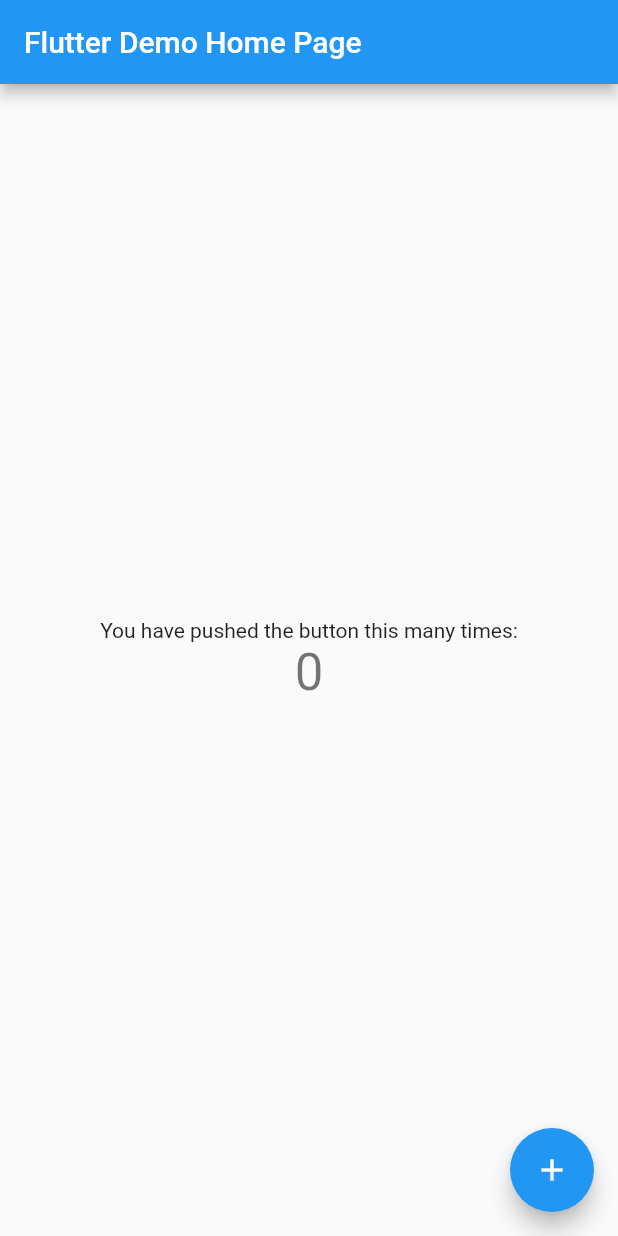
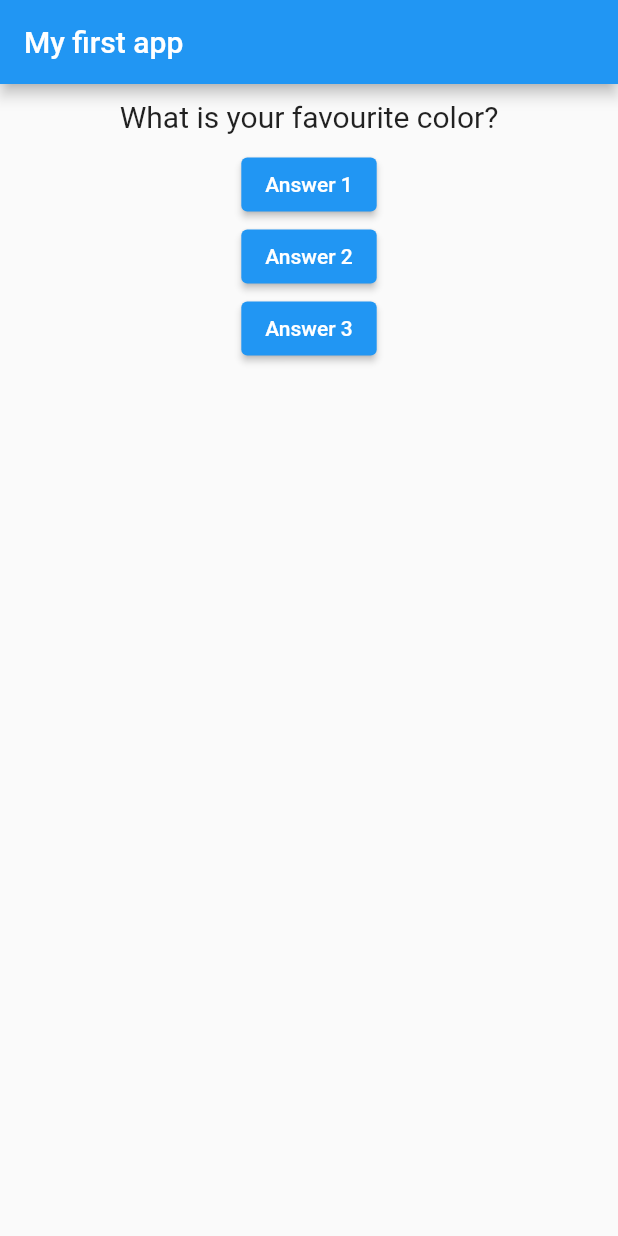
Before and after one commit to ttnguyen115/learning-flutter, a Flutter app: the screen it shows after launch, on a phone screen of 412 x 824 dp. Run offline on Flutter 3.47's test engine with Material 2 defaults, Android fonts, the phone set to English and light mode, and no system bars; our stand-ins replace device_preview.

Commit message:
feat: init quiz app

```diff
--- a/first_app/lib/main.dart
+++ b/first_app/lib/main.dart
@@ -1,6 +1,8 @@
 import 'package:device_preview/device_preview.dart';
 import 'package:flutter/foundation.dart';
 import 'package:flutter/material.dart';
+
+import './question.dart';
 
 void main() {
   runApp(
@@ -34,92 +36,56 @@ class MyApp extends StatelessWidget {
         // is not restarted.
         primarySwatch: Colors.blue,
       ),
-      home: const MyHomePage(title: 'Flutter Demo Home Page'),
+      home: MyHomePage(),
     );
   }
 }
 
 class MyHomePage extends StatefulWidget {
-  const MyHomePage({Key? key, required this.title}) : super(key: key);
-
-  // This widget is the home page of your application. It is stateful, meaning
-  // that it has a State object (defined below) that contains fields that affect
-  // how it looks.
-
-  // This class is the configuration for the state. It holds the values (in this
-  // case the title) provided by the parent (in this case the App widget) and
-  // used by the build method of the State. Fields in a Widget subclass are
-  // always marked "final".
-
-  final String title;
-
   @override
-  State<MyHomePage> createState() => _MyHomePageState();
+  State<StatefulWidget> createState() {
+    // TODO: implement createState
+    return _MyHomeState();
+  }
 }
 
-class _MyHomePageState extends State<MyHomePage> {
-  int _counter = 0;
+class _MyHomeState extends State<MyHomePage> {
+  int _questionIndex = 0;
 
-  void _incrementCounter() {
-    setState(() {
-      // This call to setState tells the Flutter framework that something has
-      // changed in this State, which causes it to rerun the build method below
-      // so that the display can reflect the updated values. If we changed
-      // _counter without calling setState(), then the build method would not be
-      // called again, and so nothing would appear to happen.
-      _counter++;
-    });
+  var questions = [
+    "What is your favourite color?",
+    "What is your favourite animal?"
+  ];
+
+  void _answerQuestion() {
+    if (_questionIndex < questions.length - 1) {
+      setState(() {
+        _questionIndex++;
+      });
+    }
   }
 
   @override
   Widget build(BuildContext context) {
-    // This method is rerun every time setState is called, for instance as done
-    // by the _incrementCounter method above.
-    //
-    // The Flutter framework has been optimized to make rerunning build methods
-    // fast, so that you can just rebuild anything that needs updating rather
-    // than having to individually change instances of widgets.
-    return Scaffold(
-      appBar: AppBar(
-        // Here we take the value from the MyHomePage object that was created by
-        // the App.build method, and use it to set our appbar title.
-        title: Text(widget.title),
+    return MaterialApp(
+      home: Scaffold(
+        appBar: AppBar(title: Text("My first app")),
+        body: Column(children: <Widget>[
+          Question(questions[_questionIndex]),
+          ElevatedButton(
+            child: Text("Answer 1"),
+            onPressed: _answerQuestion,
+          ),
+          ElevatedButton(
+            child: Text("Answer 2"),
+            onPressed: _answerQuestion,
+          ),
+          ElevatedButton(
+            child: Text("Answer 3"),
+            onPressed: _answerQuestion,
+          ),
+        ]),
       ),
-      body: Center(
-        // Center is a layout widget. It takes a single child and positions it
-        // in the middle of the parent.
-        child: Column(
-          // Column is also a layout widget. It takes a list of children and
-          // arranges them vertically. By default, it sizes itself to fit its
-          // children horizontally, and tries to be as tall as its parent.
-          //
-          // Invoke "debug painting" (press "p" in the console, choose the
-          // "Toggle Debug Paint" action from the Flutter Inspector in Android
-          // Studio, or the "Toggle Debug Paint" command in Visual Studio Code)
-          // to see the wireframe for each widget.
-          //
-          // Column has various properties to control how it sizes itself and
-          // how it positions its children. Here we use mainAxisAlignment to
-          // center the children vertically; the main axis here is the vertical
-          // axis because Columns are vertical (the cross axis would be
-          // horizontal).
-          mainAxisAlignment: MainAxisAlignment.center,
-          children: <Widget>[
-            const Text(
-              'You have pushed the button this many times:',
-            ),
-            Text(
-              '$_counter',
-              style: Theme.of(context).textTheme.headline4,
-            ),
-          ],
-        ),
-      ),
-      floatingActionButton: FloatingActionButton(
-        onPressed: _incrementCounter,
-        tooltip: 'Increment',
-        child: const Icon(Icons.add),
-      ), // This trailing comma makes auto-formatting nicer for build methods.
     );
   }
 }
--- /dev/null
+++ b/first_app/lib/question.dart
@@ -0,0 +1,20 @@
+import 'package:flutter/material.dart';
+
+class Question extends StatelessWidget {
+  final String questionText;
+
+  Question(this.questionText);
+
+  @override
+  Widget build(BuildContext context) {
+    return Container(
+      width: double.infinity,
+      margin: EdgeInsets.all(10),
+      child: Text(
+        this.questionText,
+        style: TextStyle(fontSize: 20),
+        textAlign: TextAlign.center,
+      ),
+    );
+  }
+}
```
Also changed, not shown: 7 other files.
